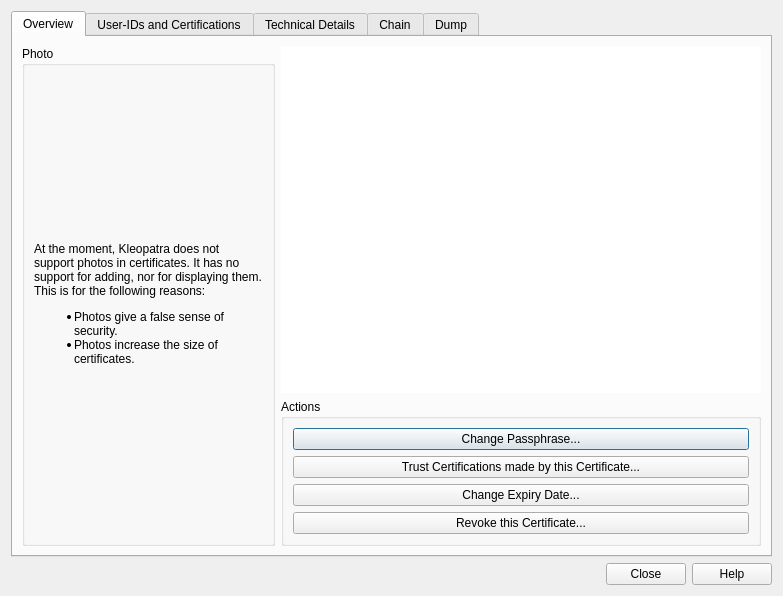
Old version of the form dialogs/certificatedetailsdialog.ui in the repository sensama/kleopatra.
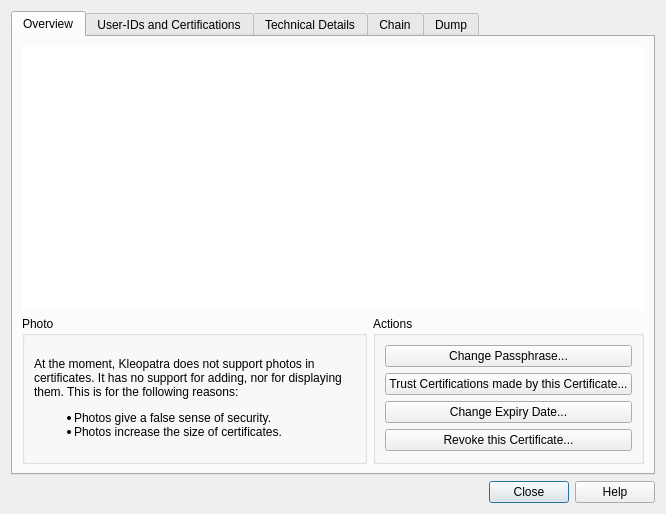
New version of the form. Custom widgets are drawn as their Qt base class.

Commit message: Reorg the Overview page, remove all autoDefault pushbuttons

```diff
--- a/dialogs/certificatedetailsdialog.ui
+++ b/dialogs/certificatedetailsdialog.ui
@@ -5,8 +5,8 @@
    <rect>
     <x>0</x>
     <y>0</y>
-    <width>783</width>
-    <height>596</height>
+    <width>666</width>
+    <height>514</height>
    </rect>
   </property>
   <property name="windowTitle" >
@@ -20,40 +20,14 @@
        <rect>
         <x>0</x>
         <y>0</y>
-        <width>761</width>
-        <height>499</height>
+        <width>644</width>
+        <height>417</height>
        </rect>
       </property>
       <attribute name="title" >
        <string>Overview</string>
       </attribute>
       <layout class="QGridLayout" >
-       <item rowspan="2" row="0" column="0" >
-        <widget class="QGroupBox" name="groupBox_2" >
-         <property name="title" >
-          <string>Photo</string>
-         </property>
-         <layout class="QVBoxLayout" name="verticalLayout_2" >
-          <item>
-           <widget class="QLabel" name="photoLB" >
-            <property name="text" >
-             <string>&lt;p>At the moment, Kleopatra does not support photos in certificates. It has no support for adding, nor for displaying them. This is for the following reasons:&lt;/p>
-&lt;ul>
-&lt;li>Photos give a false sense of security.&lt;/li>
-&lt;li>Photos increase the size of certificates.&lt;/li>
-&lt;/ul></string>
-            </property>
-            <property name="scaledContents" >
-             <bool>false</bool>
-            </property>
-            <property name="wordWrap" >
-             <bool>true</bool>
-            </property>
-           </widget>
-          </item>
-         </layout>
-        </widget>
-       </item>
        <item row="1" column="1" >
         <widget class="QGroupBox" name="overviewActionsGB" >
          <property name="title" >
@@ -65,6 +39,9 @@
             <property name="text" >
              <string>Change Passphrase...</string>
             </property>
+            <property name="autoDefault" >
+             <bool>false</bool>
+            </property>
            </widget>
           </item>
           <item>
@@ -72,6 +49,9 @@
             <property name="text" >
              <string>Trust Certifications made by this Certificate...</string>
             </property>
+            <property name="autoDefault" >
+             <bool>false</bool>
+            </property>
            </widget>
           </item>
           <item>
@@ -79,6 +59,9 @@
             <property name="text" >
              <string>Change Expiry Date...</string>
             </property>
+            <property name="autoDefault" >
+             <bool>false</bool>
+            </property>
            </widget>
           </item>
           <item>
@@ -86,16 +69,32 @@
             <property name="text" >
              <string>Revoke this Certificate...</string>
             </property>
+            <property name="autoDefault" >
+             <bool>false</bool>
+            </property>
            </widget>
           </item>
+          <item>
+           <spacer name="verticalSpacer" >
+            <property name="orientation" >
+             <enum>Qt::Vertical</enum>
+            </property>
+            <property name="sizeHint" stdset="0" >
+             <size>
+              <width>0</width>
+              <height>1</height>
+             </size>
+            </property>
+           </spacer>
+          </item>
          </layout>
         </widget>
        </item>
-       <item row="0" column="1" >
+       <item row="0" column="0" colspan="2" >
         <widget class="QTextBrowser" name="overviewLB" >
          <property name="sizePolicy" >
-          <sizepolicy vsizetype="Preferred" hsizetype="Preferred" >
-           <horstretch>1</horstretch>
+          <sizepolicy vsizetype="Expanding" hsizetype="Expanding" >
+           <horstretch>0</horstretch>
            <verstretch>1</verstretch>
           </sizepolicy>
          </property>
@@ -107,6 +106,38 @@
          </property>
         </widget>
        </item>
+       <item row="1" column="0" >
+        <widget class="QGroupBox" name="groupBox_2" >
+         <property name="sizePolicy" >
+          <sizepolicy vsizetype="Preferred" hsizetype="Preferred" >
+           <horstretch>1</horstretch>
+           <verstretch>0</verstretch>
+          </sizepolicy>
+         </property>
+         <property name="title" >
+          <string>Photo</string>
+         </property>
+         <layout class="QVBoxLayout" name="verticalLayout_2" >
+          <item>
+           <widget class="QLabel" name="photoLB" >
+            <property name="text" >
+             <string>&lt;p>At the moment, Kleopatra does not support photos in certificates. It has no support for adding, nor for displaying them. This is for the following reasons:&lt;/p>
+&lt;ul>
+&lt;li>Photos give a false sense of security.&lt;/li>
+&lt;li>Photos increase the size of certificates.&lt;/li>
+&lt;/ul></string>
+            </property>
+            <property name="scaledContents" >
+             <bool>false</bool>
+            </property>
+            <property name="wordWrap" >
+             <bool>true</bool>
+            </property>
+           </widget>
+          </item>
+         </layout>
+        </widget>
+       </item>
       </layout>
      </widget>
      <widget class="QWidget" name="certificationsTab" >
@@ -114,8 +145,8 @@
        <rect>
         <x>0</x>
         <y>0</y>
-        <width>761</width>
-        <height>499</height>
+        <width>644</width>
+        <height>417</height>
        </rect>
       </property>
       <attribute name="title" >
@@ -147,6 +178,9 @@
                 <property name="text" >
                  <string>Add...</string>
                 </property>
+                <property name="autoDefault" >
+                 <bool>false</bool>
+                </property>
                </widget>
               </item>
               <item>
@@ -154,6 +188,9 @@
                 <property name="text" >
                  <string>Revoke...</string>
                 </property>
+                <property name="autoDefault" >
+                 <bool>false</bool>
+                </property>
                </widget>
               </item>
               <item>
@@ -161,6 +198,9 @@
                 <property name="text" >
                  <string>Certify...</string>
                 </property>
+                <property name="autoDefault" >
+                 <bool>false</bool>
+                </property>
                </widget>
               </item>
              </layout>
@@ -177,6 +217,9 @@
                 <property name="text" >
                  <string>Revoke...</string>
                 </property>
+                <property name="autoDefault" >
+                 <bool>false</bool>
+                </property>
                </widget>
               </item>
              </layout>
@@ -200,6 +243,9 @@
              <property name="text" >
               <string>Expand All</string>
              </property>
+             <property name="autoDefault" >
+              <bool>false</bool>
+             </property>
             </widget>
            </item>
            <item>
@@ -207,6 +253,9 @@
              <property name="text" >
               <string>Collapse All</string>
              </property>
+             <property name="autoDefault" >
+              <bool>false</bool>
+             </property>
             </widget>
            </item>
           </layout>
@@ -218,6 +267,9 @@
          <property name="text" >
           <string/>
          </property>
+         <property name="autoDefault" >
+          <bool>false</bool>
+         </property>
         </widget>
        </item>
       </layout>
@@ -227,8 +279,8 @@
        <rect>
         <x>0</x>
         <y>0</y>
-        <width>761</width>
-        <height>499</height>
+        <width>644</width>
+        <height>417</height>
        </rect>
       </property>
       <attribute name="title" >
@@ -268,8 +320,8 @@
        <rect>
         <x>0</x>
         <y>0</y>
-        <width>761</width>
-        <height>499</height>
+        <width>644</width>
+        <height>417</height>
        </rect>
       </property>
       <attribute name="title" >
@@ -298,8 +350,8 @@
        <rect>
         <x>0</x>
         <y>0</y>
-        <width>761</width>
-        <height>499</height>
+        <width>644</width>
+        <height>417</height>
        </rect>
       </property>
       <attribute name="title" >
```
